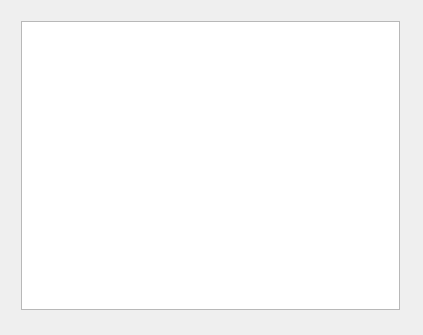
DNDmitry/QNetworkWLAN, file QNetworksWLAN/wlan_gui.ui: the form before one commit.
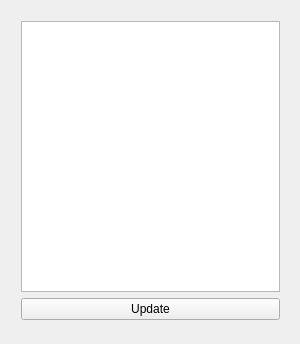
The form after the commit.

The edit to the form file:
```diff
--- a/QNetworksWLAN/wlan_gui.ui
+++ b/QNetworksWLAN/wlan_gui.ui
@@ -6,8 +6,8 @@
    <rect>
     <x>0</x>
     <y>0</y>
-    <width>423</width>
-    <height>335</height>
+    <width>300</width>
+    <height>344</height>
    </rect>
   </property>
   <property name="windowTitle">
@@ -21,16 +21,24 @@
     <rect>
      <x>10</x>
      <y>10</y>
-     <width>401</width>
-     <height>311</height>
+     <width>281</width>
+     <height>321</height>
     </rect>
    </property>
-   <layout class="QVBoxLayout" name="verticalLayout">
-    <property name="sizeConstraint">
-     <enum>QLayout::SetMinAndMaxSize</enum>
-    </property>
-    <item>
-     <widget class="QListView" name="lvView"/>
+   <layout class="QGridLayout" name="glLayout">
+    <item row="0" column="0">
+     <widget class="QListView" name="lvView">
+      <property name="editTriggers">
+       <set>QAbstractItemView::NoEditTriggers</set>
+      </property>
+     </widget>
+    </item>
+    <item row="1" column="0">
+     <widget class="QPushButton" name="pbUpdate">
+      <property name="text">
+       <string>Update</string>
+      </property>
+     </widget>
     </item>
    </layout>
   </widget>
```
Left out of the diff: 2 changed lines with no effect on the pictures.
